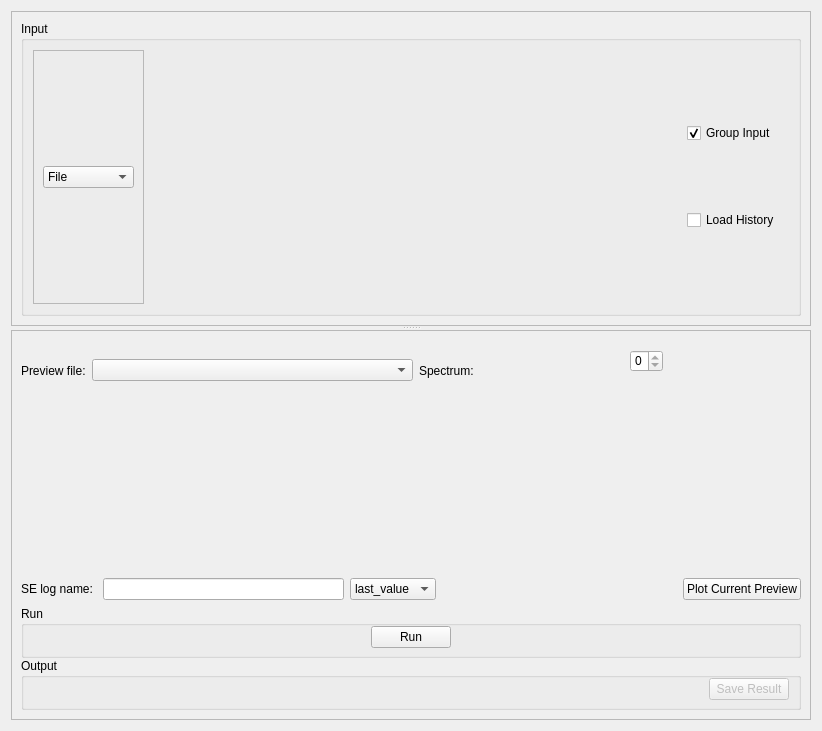
Above: qt/scientific_interfaces/Indirect/IndirectDataAnalysisElwinTab.ui from mantidproject/mantid before the change. Below: the same form after it.
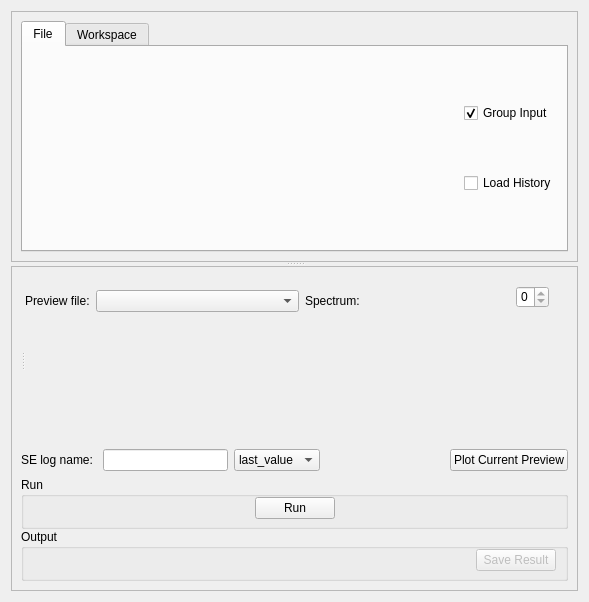
That is the form after the change. Custom widgets are drawn as their Qt base class.

Commit message:
replace combo box input with tabs in elwin
re: #32475

Patch:
```diff
--- a/qt/scientific_interfaces/Indirect/IndirectDataAnalysisElwinTab.ui
+++ b/qt/scientific_interfaces/Indirect/IndirectDataAnalysisElwinTab.ui
@@ -6,8 +6,8 @@
    <rect>
     <x>0</x>
     <y>0</y>
-    <width>822</width>
-    <height>731</height>
+    <width>589</width>
+    <height>602</height>
    </rect>
   </property>
   <property name="sizePolicy">
@@ -19,117 +19,37 @@
   <property name="windowTitle">
    <string>Form</string>
   </property>
-  <layout class="QVBoxLayout" name="verticalLayout_5">
-   <item>
+  <layout class="QGridLayout" name="gridLayout_4">
+   <item row="0" column="0">
     <widget class="QSplitter" name="splitter">
-     <property name="sizePolicy">
-      <sizepolicy hsizetype="Expanding" vsizetype="Expanding">
-       <horstretch>0</horstretch>
-       <verstretch>0</verstretch>
-      </sizepolicy>
-     </property>
      <property name="orientation">
       <enum>Qt::Vertical</enum>
      </property>
      <widget class="QScrollArea" name="scrollArea">
-      <property name="minimumSize">
-       <size>
-        <width>0</width>
-        <height>275</height>
-       </size>
-      </property>
       <property name="widgetResizable">
        <bool>true</bool>
       </property>
-      <widget class="QWidget" name="scrollAreaWidgetContents_2">
+      <widget class="QWidget" name="scrollAreaWidgetContents_3">
        <property name="geometry">
         <rect>
          <x>0</x>
          <y>0</y>
-         <width>798</width>
-         <height>294</height>
+         <width>569</width>
+         <height>232</height>
         </rect>
        </property>
-       <property name="sizePolicy">
-        <sizepolicy hsizetype="Expanding" vsizetype="Expanding">
-         <horstretch>0</horstretch>
-         <verstretch>0</verstretch>
-        </sizepolicy>
-       </property>
-       <property name="minimumSize">
-        <size>
-         <width>0</width>
-         <height>275</height>
-        </size>
-       </property>
        <layout class="QGridLayout" name="gridLayout">
         <item row="0" column="0">
-         <widget class="QGroupBox" name="gbInput">
-          <property name="sizePolicy">
-           <sizepolicy hsizetype="Expanding" vsizetype="Expanding">
-            <horstretch>0</horstretch>
-            <verstretch>0</verstretch>
-           </sizepolicy>
+         <widget class="QTabWidget" name="inputChoice">
+          <property name="currentIndex">
+           <number>0</number>
           </property>
-          <property name="title">
-           <string>Input</string>
-          </property>
-          <layout class="QHBoxLayout" name="horizontalLayout_16">
-           <item alignment="Qt::AlignLeft">
-            <widget class="QFrame" name="frame_3">
-             <property name="sizePolicy">
-              <sizepolicy hsizetype="Expanding" vsizetype="Expanding">
-               <horstretch>0</horstretch>
-               <verstretch>0</verstretch>
-              </sizepolicy>
-             </property>
-             <property name="minimumSize">
-              <size>
-               <width>50</width>
-               <height>0</height>
-              </size>
-             </property>
-             <property name="frameShape">
-              <enum>QFrame::StyledPanel</enum>
-             </property>
-             <property name="frameShadow">
-              <enum>QFrame::Raised</enum>
-             </property>
-             <layout class="QHBoxLayout" name="horizontalLayout_2">
-              <item>
-               <widget class="QComboBox" name="inputChoice">
-                <item>
-                 <property name="text">
+          <widget class="QWidget" name="file">
+           <attribute name="title">
                   <string>File</string>
-                 </property>
-                </item>
-                <item>
-                 <property name="text">
-                  <string>Workspace</string>
-                 </property>
-                </item>
-               </widget>
-              </item>
-             </layout>
-            </widget>
-           </item>
-           <item>
-            <widget class="QStackedWidget" name="stackedInputWidget">
-             <property name="sizePolicy">
-              <sizepolicy hsizetype="Expanding" vsizetype="Expanding">
-               <horstretch>0</horstretch>
-               <verstretch>0</verstretch>
-              </sizepolicy>
-             </property>
-             <widget class="QWidget" name="page">
-              <property name="sizePolicy">
-               <sizepolicy hsizetype="Expanding" vsizetype="Expanding">
-                <horstretch>0</horstretch>
-                <verstretch>0</verstretch>
-               </sizepolicy>
-              </property>
-              <layout class="QHBoxLayout" name="horizontalLayout_3" stretch="1,0">
-               <item>
+           </attribute>
+           <layout class="QGridLayout" name="gridLayout_3" columnstretch="1,0">
+            <item row="0" column="0">
                 <widget class="MantidQt::API::FileFinderWidget" name="dsInputFiles" native="true">
                  <property name="sizePolicy">
                   <sizepolicy hsizetype="Expanding" vsizetype="Fixed">
@@ -154,7 +74,7 @@
                  </property>
                 </widget>
                </item>
-               <item>
+            <item row="0" column="1">
                 <widget class="QFrame" name="frame">
                  <property name="sizePolicy">
                   <sizepolicy hsizetype="Expanding" vsizetype="Expanding">
@@ -200,15 +120,12 @@
                </item>
               </layout>
              </widget>
-             <widget class="QWidget" name="page_2">
-              <property name="sizePolicy">
-               <sizepolicy hsizetype="Expanding" vsizetype="Expanding">
-                <horstretch>0</horstretch>
-                <verstretch>0</verstretch>
-               </sizepolicy>
-              </property>
-              <layout class="QHBoxLayout" name="horizontalLayout_4" stretch="1,0">
-               <item>
+          <widget class="QWidget" name="workspace">
+           <attribute name="title">
+            <string>Workspace</string>
+           </attribute>
+           <layout class="QGridLayout" name="gridLayout_2" columnstretch="1,0">
+            <item row="0" column="0">
                 <widget class="QTableWidget" name="tbElwinData">
                  <property name="sizePolicy">
                   <sizepolicy hsizetype="Expanding" vsizetype="Expanding">
@@ -224,7 +141,7 @@
                  </property>
                 </widget>
                </item>
-               <item>
+            <item row="0" column="1">
                 <widget class="QFrame" name="frame_2">
                  <property name="sizePolicy">
                   <sizepolicy hsizetype="Expanding" vsizetype="Expanding">
@@ -262,9 +179,6 @@
            </item>
           </layout>
          </widget>
-        </item>
-       </layout>
-      </widget>
      </widget>
      <widget class="QScrollArea" name="scrollArea_2">
       <property name="minimumSize">
@@ -281,8 +195,8 @@
         <rect>
          <x>0</x>
          <y>0</y>
-         <width>798</width>
-         <height>405</height>
+         <width>569</width>
+         <height>343</height>
         </rect>
        </property>
        <property name="minimumSize">
@@ -293,12 +207,15 @@
        </property>
        <layout class="QVBoxLayout" name="verticalLayout_3">
         <item>
-         <layout class="QHBoxLayout" name="loElwinOptions">
-          <item>
+         <widget class="QSplitter" name="splitter_2">
+          <property name="orientation">
+           <enum>Qt::Horizontal</enum>
+          </property>
+          <widget class="QWidget" name="">
            <layout class="QVBoxLayout" name="properties"/>
-          </item>
-          <item>
-           <layout class="QVBoxLayout" name="loPlotAndOptions">
+          </widget>
+          <widget class="QWidget" name="">
+           <layout class="QVBoxLayout" name="loPlotAndOptions" stretch="0,1">
             <item>
              <layout class="QHBoxLayout" name="loPreviewSelection">
               <item>
@@ -386,8 +303,6 @@
              </layout>
             </item>
             <item>
-             <layout class="QVBoxLayout" name="loPlots" stretch="5,3">
-              <item>
                <widget class="MantidQt::MantidWidgets::PreviewPlot" name="ppPlot" native="true">
                 <property name="sizePolicy">
                  <sizepolicy hsizetype="Preferred" vsizetype="MinimumExpanding">
@@ -410,24 +325,9 @@
                 </property>
                </widget>
               </item>
-              <item>
-               <spacer name="verticalSpacer">
-                <property name="orientation">
-                 <enum>Qt::Vertical</enum>
-                </property>
-                <property name="sizeHint" stdset="0">
-                 <size>
-                  <width>20</width>
-                  <height>40</height>
-                 </size>
-                </property>
-               </spacer>
-              </item>
-             </layout>
-            </item>
-           </layout>
-          </item>
-         </layout>
+           </layout>
+          </widget>
+         </widget>
         </item>
         <item>
          <layout class="QHBoxLayout" name="loSampleLog">
```
Left out of the diff: 19 changed lines with no effect on the pictures. Lines whose indentation alone changed are shown as unchanged. The commit also changes 2 other files.
